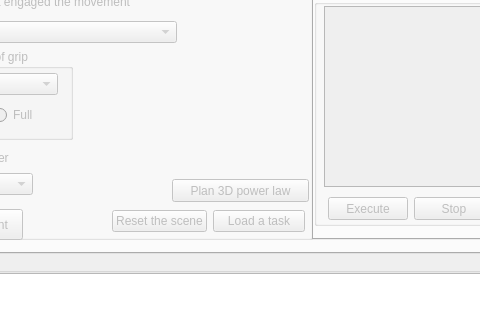
Before: the Qt Designer form ui/main_window.ui in zohannn/motion_manager, drawn with Qt 5; both pictures show x 120 to 600 and y 266 to 586 of the 1101 by 697 pixel window.
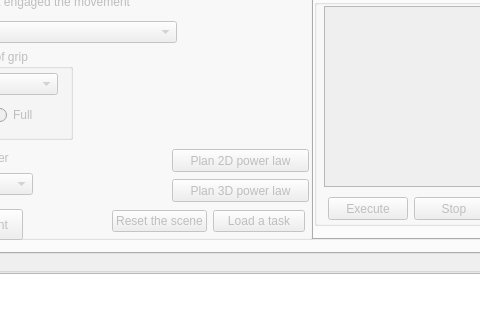
After: the same form once the commit is applied. The open tabs and pages were chosen to show the change. Icons and pictures are not drawn. Custom widgets are drawn as their Qt base class.

Diff of the .ui file:
```diff
--- a/ui/main_window.ui
+++ b/ui/main_window.ui
@@ -728,6 +728,19 @@
         <string>Plan 3D power law</string>
        </property>
       </widget>
+      <widget class="QPushButton" name="pushButton_plan_2d_power_law">
+       <property name="geometry">
+        <rect>
+         <x>270</x>
+         <y>360</y>
+         <width>137</width>
+         <height>23</height>
+        </rect>
+       </property>
+       <property name="text">
+        <string>Plan 2D power law</string>
+       </property>
+      </widget>
      </widget>
      <widget class="QGroupBox" name="groupBox_task">
       <property name="geometry">
```
Left out of the diff: 8 changed lines with no effect on the pictures.
